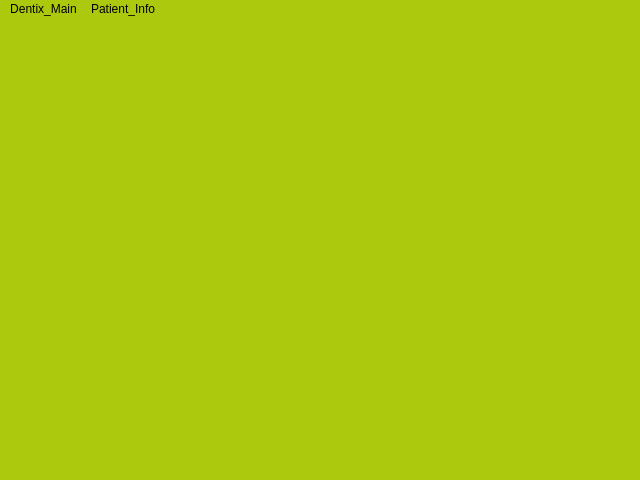
Qt form Dentix/mainwindow.ui (sueun-jo/2ndmini_dentix) before a commit.
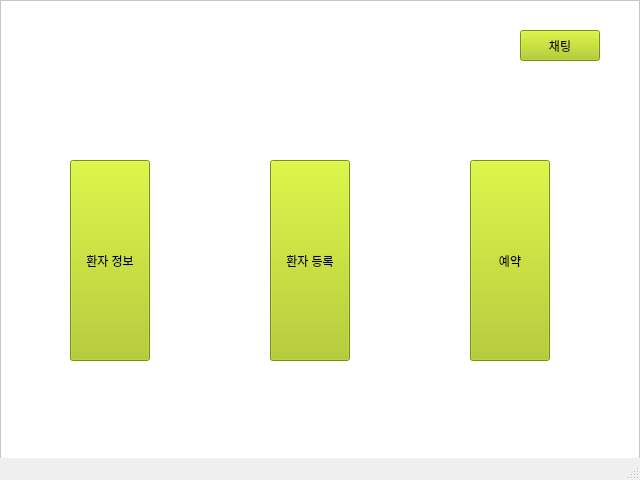
The same form after that commit.

```diff
--- a/Dentix/mainwindow.ui
+++ b/Dentix/mainwindow.ui
@@ -14,9 +14,93 @@
    <string>MainPage</string>
   </property>
   <property name="styleSheet">
-   <string notr="true">background: #acc90e</string>
+   <string notr="true"/>
   </property>
-  <widget class="QWidget" name="centralwidget"/>
+  <widget class="QWidget" name="centralwidget">
+   <widget class="QFrame" name="frame">
+    <property name="geometry">
+     <rect>
+      <x>0</x>
+      <y>0</y>
+      <width>640</width>
+      <height>480</height>
+     </rect>
+    </property>
+    <property name="styleSheet">
+     <string notr="true">background: white</string>
+    </property>
+    <property name="frameShape">
+     <enum>QFrame::Shape::StyledPanel</enum>
+    </property>
+    <property name="frameShadow">
+     <enum>QFrame::Shadow::Raised</enum>
+    </property>
+    <widget class="QPushButton" name="patinetInfo">
+     <property name="geometry">
+      <rect>
+       <x>70</x>
+       <y>160</y>
+       <width>80</width>
+       <height>201</height>
+      </rect>
+     </property>
+     <property name="styleSheet">
+      <string notr="true">background: #acc90e</string>
+     </property>
+     <property name="text">
+      <string>환자 정보</string>
+     </property>
+    </widget>
+    <widget class="QPushButton" name="newPatient">
+     <property name="geometry">
+      <rect>
+       <x>270</x>
+       <y>160</y>
+       <width>80</width>
+       <height>201</height>
+      </rect>
+     </property>
+     <property name="styleSheet">
+      <string notr="true">background: #acc90e</string>
+     </property>
+     <property name="text">
+      <string>환자 등록</string>
+     </property>
+    </widget>
+    <widget class="QPushButton" name="reservation">
+     <property name="geometry">
+      <rect>
+       <x>470</x>
+       <y>160</y>
+       <width>80</width>
+       <height>201</height>
+      </rect>
+     </property>
+     <property name="styleSheet">
+      <string notr="true">background: #acc90e</string>
+     </property>
+     <property name="text">
+      <string>예약</string>
+     </property>
+    </widget>
+    <widget class="QPushButton" name="chatting">
+     <property name="geometry">
+      <rect>
+       <x>520</x>
+       <y>30</y>
+       <width>80</width>
+       <height>31</height>
+      </rect>
+     </property>
+     <property name="styleSheet">
+      <string notr="true">background: #acc90e</string>
+     </property>
+     <property name="text">
+      <string>채팅</string>
+     </property>
+    </widget>
+   </widget>
+  </widget>
   <widget class="QMenuBar" name="menubar">
    <property name="geometry">
     <rect>
@@ -26,24 +110,6 @@
      <height>21</height>
     </rect>
    </property>
-   <widget class="QMenu" name="menuDentix_Main">
-    <property name="title">
-     <string>Dentix_Main</string>
-    </property>
-    <addaction name="separator"/>
-    <addaction name="separator"/>
-    <addaction name="separator"/>
-    <addaction name="separator"/>
-    <addaction name="separator"/>
-   </widget>
-   <widget class="QMenu" name="menuPatient_Info">
-    <property name="title">
-     <string>Patient_Info</string>
-    </property>
-    <addaction name="separator"/>
-   </widget>
-   <addaction name="menuDentix_Main"/>
-   <addaction name="menuPatient_Info"/>
   </widget>
   <widget class="QStatusBar" name="statusbar"/>
  </widget>
```
